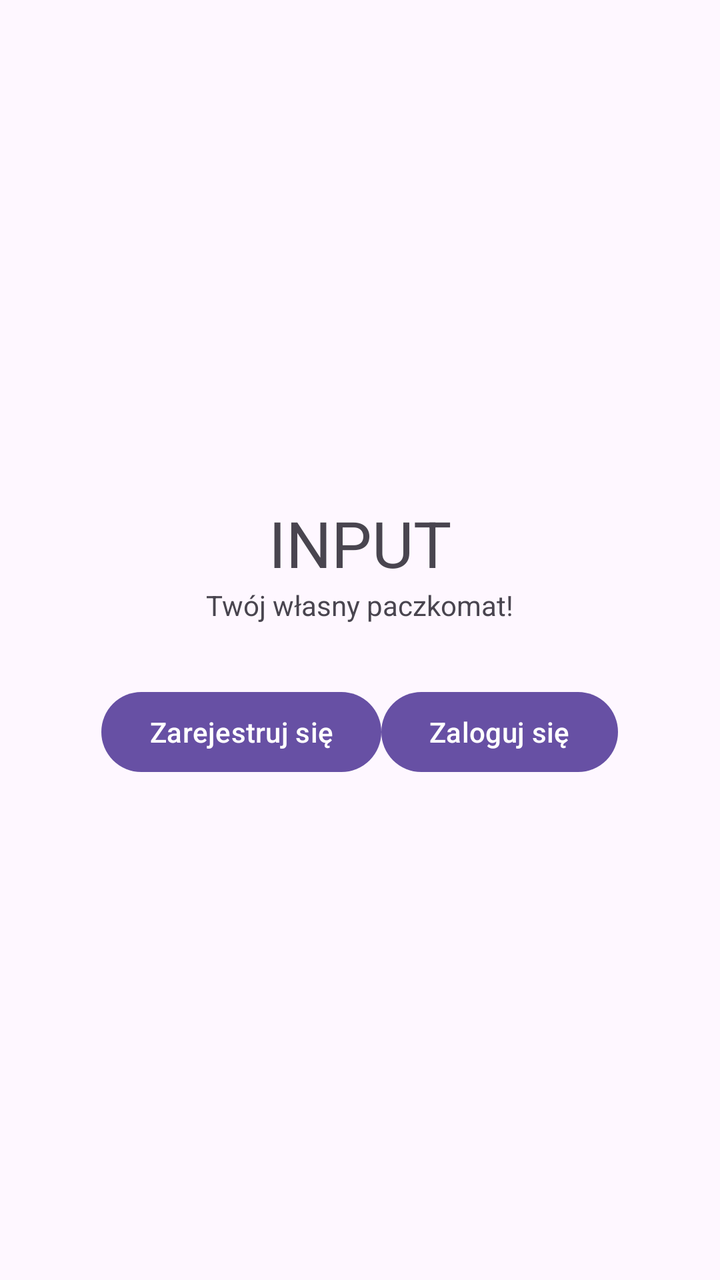
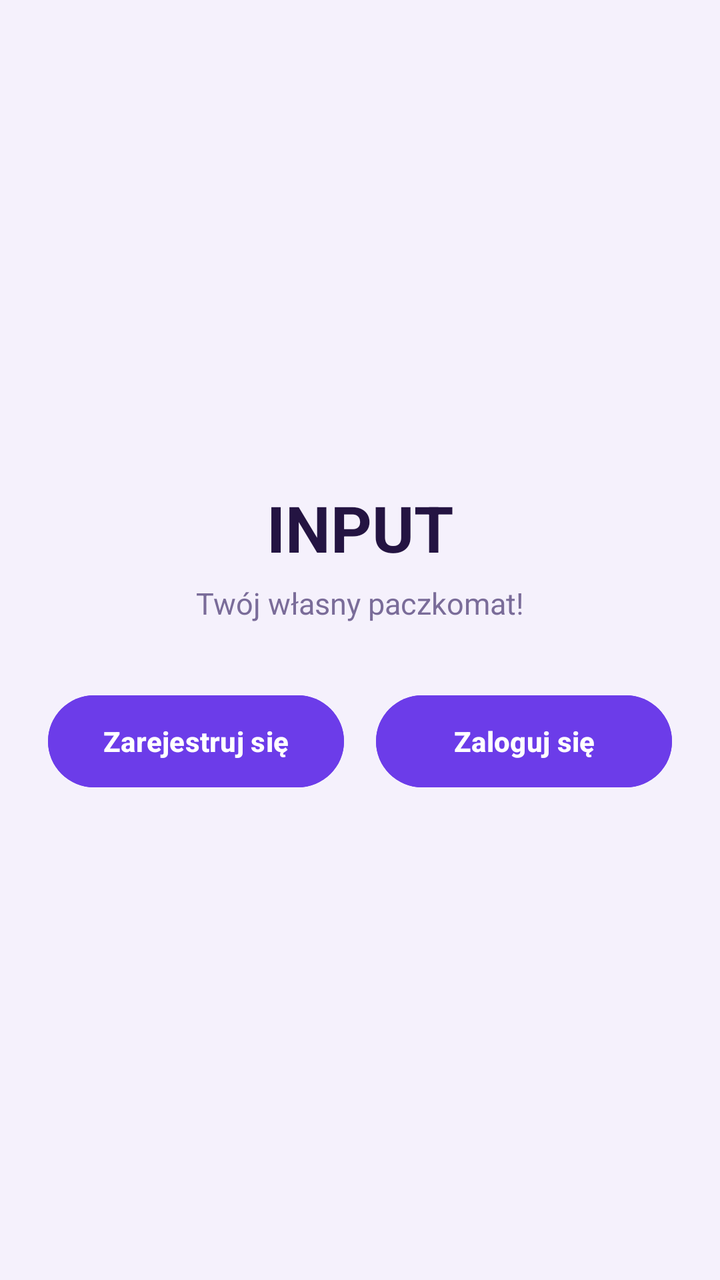

The first picture is an Android layout as it rendered before a commit; the second is the same layout after the commit. The layout source and the unified diff follow.
<!-- AndroidManifest.xml: application theme Theme.DemoEmptyActivity -->
<!-- res/layout/activity_main.xml -->
<?xml version="1.0" encoding="utf-8"?>
<androidx.appcompat.widget.LinearLayoutCompat xmlns:android="http://schemas.android.com/apk/res/android"
    xmlns:app="http://schemas.android.com/apk/res-auto"
    xmlns:tools="http://schemas.android.com/tools"
    android:id="@+id/main"
    android:layout_width="match_parent"
    android:layout_height="match_parent"
    android:orientation="vertical"
    android:gravity="center"
    tools:context=".MainActivity">

    <TextView
        android:layout_width="wrap_content"
        android:layout_height="wrap_content"
        android:textSize="32sp"
        android:text="INPUT" />

    <TextView
        android:layout_width="wrap_content"
        android:layout_height="wrap_content"
        android:text="Twój własny paczkomat!"/>

    <LinearLayout
        android:layout_width="wrap_content"
        android:layout_height="wrap_content"
        android:orientation="horizontal"
        android:layout_marginTop="30dp">
    <Button
        android:layout_width="wrap_content"
        android:layout_height="wrap_content"
        android:id="@+id/btn1"
        android:text="Zarejestruj się" />

    <Button
        android:layout_width="wrap_content"
        android:layout_height="wrap_content"
        android:id="@+id/btn2"
        android:text="Zaloguj się" />
    </LinearLayout>

    
</androidx.appcompat.widget.LinearLayoutCompat>
<!-- resources referenced by this layout -->
<resources>
  <style name="Theme.DemoEmptyActivity" parent="Base.Theme.DemoEmptyActivity" />
  <style name="Base.Theme.DemoEmptyActivity" parent="Theme.Material3.DayNight.NoActionBar">
          
          
      </style>
</resources>

<!-- the commit's change to res/layout/activity_main.xml (unified diff, before → after) -->
@@ -7,36 +7,55 @@
     android:layout_height="match_parent"
     android:orientation="vertical"
     android:gravity="center"
+    android:padding="24dp"
+    android:background="@color/purple_background"
     tools:context=".MainActivity">
 
     <TextView
         android:layout_width="wrap_content"
         android:layout_height="wrap_content"
+        android:text="INPUT"
         android:textSize="32sp"
-        android:text="INPUT" />
+        android:textStyle="bold"
+        android:textColor="@color/text_dark"
+        android:layout_marginBottom="6dp" />
 
     <TextView
         android:layout_width="wrap_content"
         android:layout_height="wrap_content"
-        android:text="Twój własny paczkomat!"/>
+        android:text="Twój własny paczkomat!"
+        android:textSize="15sp"
+        android:textColor="@color/text_muted"
+        android:layout_marginBottom="32dp" />
 
     <LinearLayout
-        android:layout_width="wrap_content"
+        android:layout_width="match_parent"
         android:layout_height="wrap_content"
-        android:orientation="horizontal"
-        android:layout_marginTop="30dp">
-    <Button
-        android:layout_width="wrap_content"
-        android:layout_height="wrap_content"
-        android:id="@+id/btn1"
-        android:text="Zarejestruj się" />
+        android:orientation="horizontal">
 
-    <Button
-        android:layout_width="wrap_content"
-        android:layout_height="wrap_content"
-        android:id="@+id/btn2"
-        android:text="Zaloguj się" />
+        <Button
+            android:layout_width="0dp"
+            android:layout_height="54dp"
+            android:layout_weight="1"
+            android:layout_marginEnd="8dp"
+            android:id="@+id/btn1"
+            android:text="Zarejestruj się"
+            android:textSize="14sp"
+            android:textStyle="bold"
+            android:textColor="@color/white"
+            android:backgroundTint="@color/purple_primary" />
+
+        <Button
+            android:layout_width="0dp"
+            android:layout_height="54dp"
+            android:layout_weight="1"
+            android:layout_marginStart="8dp"
+            android:id="@+id/btn2"
+            android:text="Zaloguj się"
+            android:textSize="14sp"
+            android:textStyle="bold"
+            android:textColor="@color/white"
+            android:backgroundTint="@color/purple_primary" />
     </LinearLayout>
 
-    
 </androidx.appcompat.widget.LinearLayoutCompat>
<!-- resource entries referenced after the edit -->
@@ -1,9 +1,17 @@
 <!-- resources referenced by this layout -->
 <resources>
+  <color name="purple_background">#F5F1FC</color>
+  <color name="purple_primary">#6C3CE9</color>
+  <color name="text_dark">#241442</color>
+  <color name="text_muted">#7A6C99</color>
+  <color name="white">#FFFFFFFF</color>
   <style name="Theme.DemoEmptyActivity" parent="Base.Theme.DemoEmptyActivity" />
   <style name="Base.Theme.DemoEmptyActivity" parent="Theme.Material3.DayNight.NoActionBar">
-          
-          
+          <item name="colorPrimary">@color/purple_primary</item>
+          <item name="colorPrimaryDark">@color/purple_primary_dark</item>
+          <item name="colorOnPrimary">@color/white</item>
+          <item name="android:windowBackground">@color/purple_background</item>
       </style>
+  <color name="purple_primary_dark">#4B2AAE</color>
 </resources>
 
